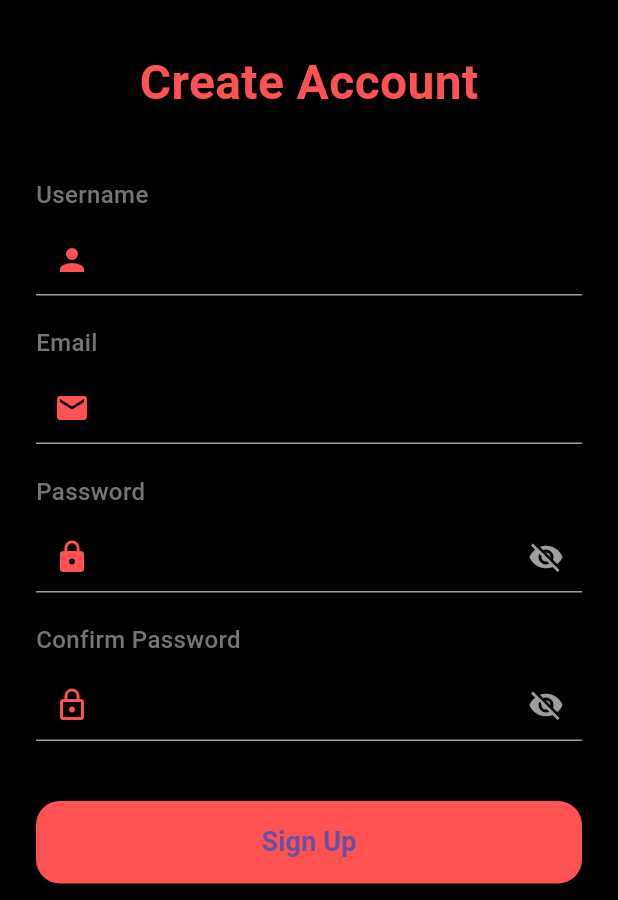
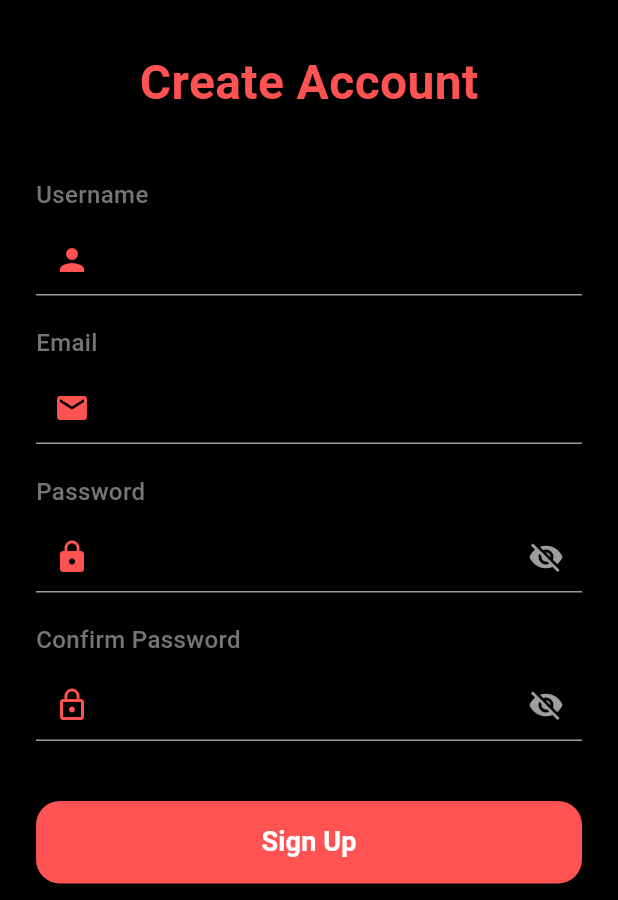
Before and after one commit to makaraphoem7/movie_ticket, a Flutter app: the SignUpScreen screen opened by its route, on a phone screen of 412 x 824 dp, the part 336-1236 px from its top. Run offline on Flutter 3.47's test engine with Material 3 defaults, Android fonts, the phone set to English and light mode, and no system bars.

Commit message:
Improve style color sign up button

```diff
--- a/lib/screens/auth/login_screen.dart
+++ b/lib/screens/auth/login_screen.dart
@@ -116,12 +116,12 @@ class _LoginScreenState extends State<LoginScreen> {
                           height: 26,
                           child: CircularProgressIndicator(color: Colors.white, strokeWidth: 2.5),
                         )
-                      : const Text(
+                      : Text(
                           "Login",
                           style: TextStyle(
                             fontSize: 18,
                             fontWeight: FontWeight.bold,
-                            color: Colors.white, // Keep the text white
+                            color: AppConstants.whiteColor, // Keep the text white
                           ),
                         ),
                 ),
--- a/lib/screens/auth/sign_up_screen.dart
+++ b/lib/screens/auth/sign_up_screen.dart
@@ -125,11 +125,12 @@ class _SignUpScreenState extends State<SignUpScreen> {
                             strokeWidth: 2.5,
                           ),
                         )
-                      : const Text(
+                      : Text(
                           "Sign Up",
                           style: TextStyle(
                             fontSize: 18,
                             fontWeight: FontWeight.bold,
+                            color: AppConstants.whiteColor,
                           ),
                         ),
                 ),
```
